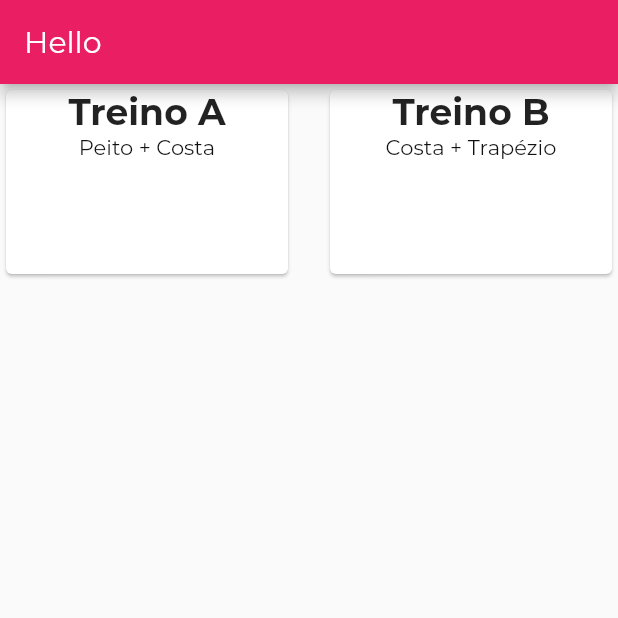
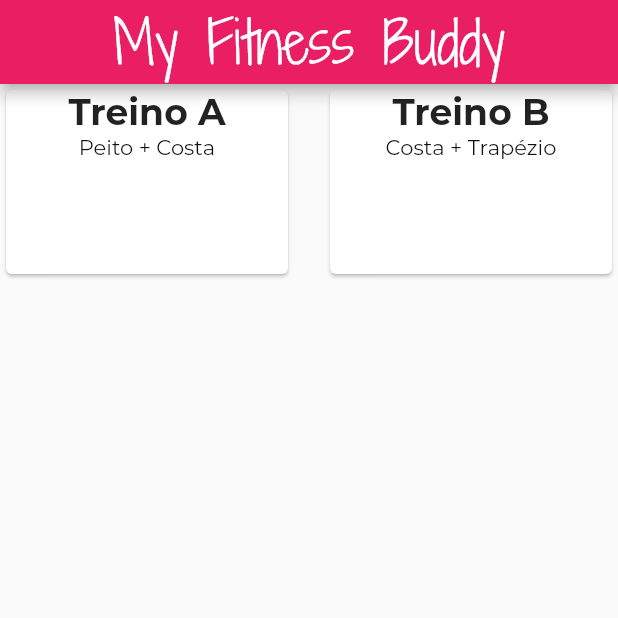
Before and after one commit to raulfdm/my-fitness-buddy, a Flutter app: the screen it shows after launch, on a phone screen of 412 x 824 dp, the top half of it. Run offline on Flutter 3.47's test engine with Material 2 defaults, Android fonts, the phone set to English and light mode, and no system bars; project files that could hold a hidden picture were left out.

Commit message:
Change app bar text and style

```diff
--- a/lib/screens/training_sheet_screen.dart
+++ b/lib/screens/training_sheet_screen.dart
@@ -8,7 +8,11 @@ class TrainingSheetScreen extends StatelessWidget {
   Widget build(BuildContext context) {
     return Scaffold(
       appBar: AppBar(
-        title: Text('Hello'),
+        title: Text(
+          'My Fitness Buddy',
+          style: TextStyle(fontFamily: 'ShadowsIntoLightTwo', fontSize: 38),
+        ),
+        centerTitle: true,
       ),
       body: GridView(
         children: DUMMY_TRAINING_SHEET.map((t) {
```
